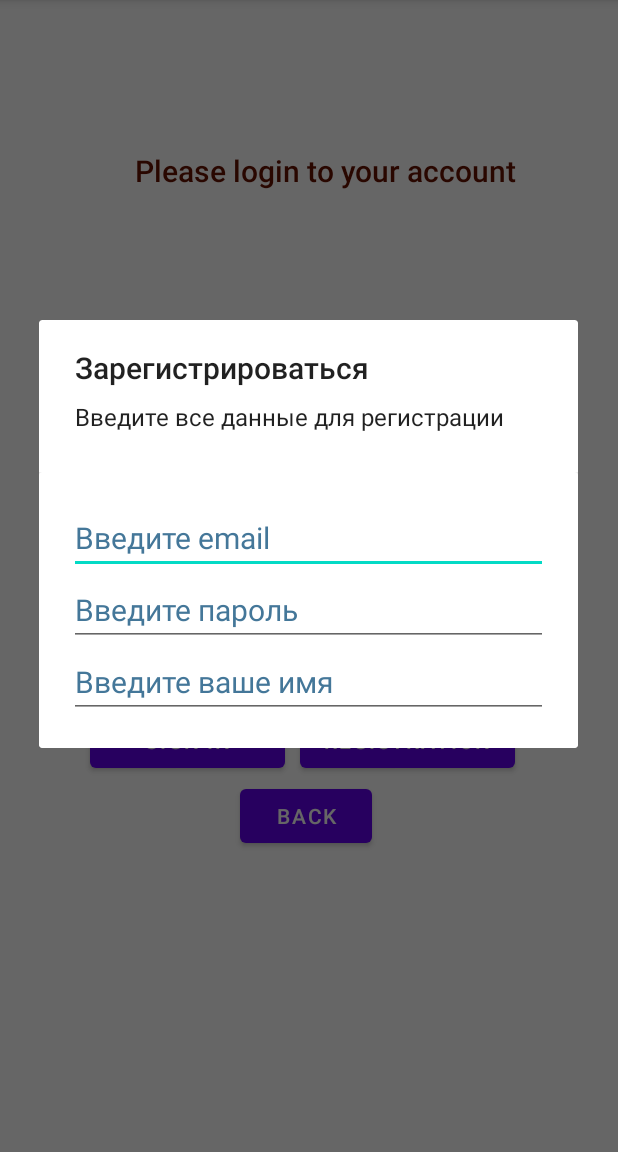
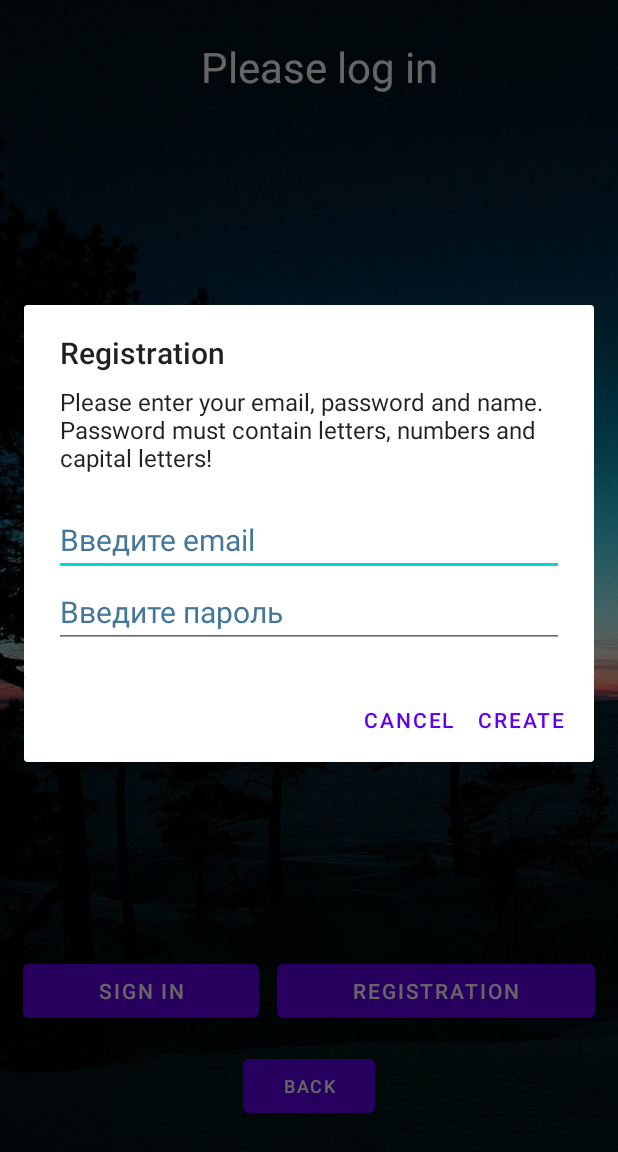
Before and after one commit to levifeyd/Project_App, an Android app: the AuthorizationFragment screen opened through its navigation route, after a tap on "REGISTRATION", on a phone screen of 412 x 824 dp, the part 84-1236 px from its top. Run offline under Robolectric (Android 15) with nearby library versions, the phone set to English and light mode, and no system bars; Roboto replaces fonts that are not available here.

Commit message:
add_validation

```diff
--- a/AppCinema/app/src/main/java/android/example/AppCinema/AuthorizationFragment.java
+++ b/AppCinema/app/src/main/java/android/example/AppCinema/AuthorizationFragment.java
@@ -9,49 +9,47 @@ import androidx.fragment.app.Fragment;
 import androidx.navigation.NavController;
 import androidx.navigation.fragment.NavHostFragment;
 
-import android.text.TextUtils;
 import android.text.method.PasswordTransformationMethod;
 import android.view.LayoutInflater;
 import android.view.View;
 import android.view.ViewGroup;
 import android.widget.Button;
 import android.widget.EditText;
-import android.widget.FrameLayout;
+import android.widget.RelativeLayout;
 import android.widget.Toast;
 
 import com.google.android.material.snackbar.Snackbar;
 
 import java.util.HashMap;
+import java.util.Map;
 
 public class AuthorizationFragment extends Fragment {
     NavController navController;
     EditText mail;
     EditText password;
     HashMap<String, String> dataBaseUsers;
-    FrameLayout root;
+    RelativeLayout root;
 
     @Override
     public View onCreateView(LayoutInflater inflater, ViewGroup container, Bundle savedInstanceState) {
         View rootView = inflater.inflate(R.layout.authorization_fragment, container, false);
         navController = NavHostFragment.findNavController(this);
         dataBaseUsers = new HashMap<>();
-
         containUserInfoDataBase();
 
-        root = rootView.findViewById(R.id.root);
+        root = rootView.findViewById(R.id.root_element);
         mail = rootView.findViewById(R.id.login);
-        password = rootView.findViewById(R.id.password);
+        password = rootView.findViewById(R.id.pass);
         password.setTransformationMethod(new PasswordTransformationMethod());
 
-        Button button_next = rootView.findViewById(R.id.sign_in);
+        Button button_next = rootView.findViewById(R.id.buttomSignIn);
         button_next.setOnClickListener(view -> authorization());
 
-        Button button_back = rootView.findViewById(R.id.button_back);
+        Button button_back = rootView.findViewById(R.id.text_button_back);
         button_back.setOnClickListener(view -> navController.popBackStack());
 
-        Button button_registr = rootView.findViewById(R.id.registration);
-        button_registr.setOnClickListener(view -> createUsers());
-
+        Button button_register = rootView.findViewById(R.id.buttomRegister);
+        button_register.setOnClickListener(view -> createUsers());
         return rootView;
     }
 
@@ -62,47 +60,38 @@ public class AuthorizationFragment extends Fragment {
     }
 
     private boolean containDigit(String src) {
-        char[] array = src.toCharArray();  // fix
         boolean result = false;
-        for (int i = 0; i < src.length(); i++) {
-            if (array[i] >= 48 && array[i] <= 57) result = true;
+        for (int i = 0 ; i < src.length(); i++) {
+            if (src.charAt(i) >= 48 && src.charAt(i) <= 57) result = true;
         }
-//        boolean result = false;
-//        for (int i = 0 ; i < src.length(); i++) {
-//            if (src.getIndex())
-//        }
         return result;
     }
 
     private boolean containUpRegister(String src) {
-        char[] array = src.toCharArray();  // getIndex() refactor
         boolean result = false;
         for (int i = 0; i < src.length(); i++) {
-            if (array[i] >= 65 && array[i] <= 90) result = true;
+            if (src.charAt(i) >= 65 && src.charAt(i) >= 90) result = true;
         }
         return result;
     }
 
-    private void showToast() {
+    private void showToastLoginOrPass() {
         Activity activityObj = this.getActivity();
-        @SuppressLint("ShowToast")
-        Toast toast = Toast.makeText(activityObj, "Incorrect password", Toast.LENGTH_SHORT);
+        @SuppressLint("showToastLoginOrPass")
+        Toast toast = Toast.makeText(activityObj, "Incorrect password or login", Toast.LENGTH_SHORT);
         toast.show();
     }
 
     private boolean checkContainInDataBaseUser(String pass) {
-        return pass.length() > 5 && containDigit(pass)
-                && containUpRegister(pass)
-                && (dataBaseUsers.containsKey(pass) && (dataBaseUsers.get(pass) != null));
+        return dataBaseUsers.containsKey(pass) && (dataBaseUsers.get(pass) != null);
     }
 
     private void authorization() {
-        String passString = password.getText().toString();
-        if (checkContainInDataBaseUser(passString)) {
+        if (checkContainInDataBaseUser(password.getText().toString())) {
             navController.navigate(R.id.fragment2);
             setNullOnFieldPassAndMail();
         } else {
-            showToast();
+            showToastLoginOrPass();
         }
     }
 
@@ -113,8 +102,8 @@ public class AuthorizationFragment extends Fragment {
 
     private void createUsers() {
         AlertDialog.Builder dialog = new AlertDialog.Builder(requireContext()); // context it this argument (getContext)=requireContext
-        dialog.setTitle("Зарегистрироваться");
-        dialog.setMessage("Введите все данные для регистрации");
+        dialog.setTitle("Registration");
+        dialog.setMessage("Please enter your email, password and name."+"\nPassword must contain letters, numbers and capital letters!");
 
         LayoutInflater inflater = LayoutInflater.from(getContext()); // создаем объект и работаем с этим же классом( this)
 
@@ -123,33 +112,42 @@ public class AuthorizationFragment extends Fragment {
 
         final EditText email_new = register_window.findViewById(R.id.emailField);
         final EditText pass_new = register_window.findViewById(R.id.passField);
-        final EditText name_new = register_window.findViewById(R.id.nameField);
+        pass_new.setTransformationMethod(new PasswordTransformationMethod());
+
+        dialog.setNegativeButton("Cancel", (dialogInterface, which) -> dialogInterface.dismiss());
+        dialog.setPositiveButton("Create", (dialogInterface, which) -> clickCreate(email_new, pass_new));
         dialog.show();
+    }
 
-        dialog.setNegativeButton("Cancel", (dialogInterface, which) -> {
-            dialogInterface.dismiss(); // dialog will close
-        });
+    private boolean checkEmail(String email_new) {
+        boolean result = false;
+        int flag = 0;
+        for (int i = 0; i < email_new.length(); i++) {
+            if (email_new.charAt(i) == 64 || email_new.charAt(i) == 46) flag++;
+        }
+        if (flag == 2) result = true;
+        return result;
+    }
 
-        dialog.setPositiveButton("Create", (dialogInterface, which) -> {
-            if (TextUtils.isEmpty(email_new.getText().toString())) {
-                Snackbar.make(root, "Please enter your email", Snackbar.LENGTH_SHORT).show();
-                return;
-            }
-            if (TextUtils.isEmpty(name_new.getText().toString())) {
-                Snackbar.make(root, "Please enter your name", Snackbar.LENGTH_SHORT).show();
-                return;
-            }
-            if (TextUtils.isEmpty(pass_new.getText().toString())) {
-                Snackbar.make(root, "Please enter your password", Snackbar.LENGTH_SHORT).show();
-                return;
-            }
-            if (!containDigit(pass_new.getText().toString()) || !containUpRegister(pass_new.getText().toString())) {
-                Snackbar.make(root, "Please enter your password, more than 5 symbol and contain  at least one number", Snackbar.LENGTH_SHORT).show();
-                return;
-            }
-            /// registration
-            dataBaseUsers.put(pass_new.getText().toString(), email_new.getText().toString());
-            Snackbar.make(root, "User create !", Snackbar.LENGTH_SHORT).show();
-        });
+    private boolean checkPassword(String pass_new) {
+        return containDigit(pass_new) && containUpRegister(pass_new) && (!pass_new.isEmpty());
     }
+
+    private void clickCreate(EditText email_new, EditText pass_new) {
+        if (!checkEmail(email_new.getText().toString())) {
+            Snackbar.make(root, "Please enter correct email", Snackbar.LENGTH_SHORT).show();
+            return;
+        }
+        if (!checkPassword(pass_new.getText().toString())) {
+            Snackbar.make(root, "Please enter correct password", Snackbar.LENGTH_SHORT).show();
+            return;
+        }
+        dataBaseUsers.put(pass_new.getText().toString(), email_new.getText().toString());         /// registration
+        Snackbar.make(root, "User create !", Snackbar.LENGTH_SHORT).show();
+    }
+//    private void printDataBase() {
+//        for (Map.Entry <String, String> item : dataBaseUsers.entrySet()) {
+//            System.out.println("key - " + item.getKey() + " ; value - " + item.getValue());
+//        }
+//    }
 }
--- a/AppCinema/app/src/main/res/layout/add_movie_fragment.xml
+++ b/AppCinema/app/src/main/res/layout/add_movie_fragment.xml
@@ -6,10 +6,12 @@
     android:paddingRight="100dp"
     android:paddingTop="10dp"
     tools:context=".AddMovieFragment"
+    android:background="@drawable/bg"
     >
     <Button
         android:id="@+id/b_back_button_f3"
         android:text="back"
+        android:layout_marginTop="50dp"
         android:layout_alignParentTop="true"
         android:layout_width="300dp"
         android:layout_height="wrap_content"
--- a/AppCinema/app/src/main/res/layout/authorization_fragment.xml
+++ b/AppCinema/app/src/main/res/layout/authorization_fragment.xml
@@ -1,62 +1,88 @@
 <?xml version="1.0" encoding="utf-8"?>
-<FrameLayout xmlns:android="http://schemas.android.com/apk/res/android"
+<RelativeLayout
+    xmlns:android="http://schemas.android.com/apk/res/android"
     xmlns:tools="http://schemas.android.com/tools"
     android:layout_width="match_parent"
+    android:background="@drawable/bg"
     android:layout_height="match_parent"
-    tools:context=".AuthorizationFragment"
-    android:id="@+id/root">
+    android:id="@+id/root_element"
+    tools:context=".AuthorizationFragment">
+
+    <TextView
+        android:layout_width="wrap_content"
+        android:layout_height="wrap_content"
+        android:layout_alignParentStart="true"
+        android:layout_alignParentEnd="true"
+        android:layout_centerHorizontal="true"
+        android:layout_marginStart="133dp"
+        android:layout_marginLeft="120dp"
+        android:layout_marginTop="25dp"
+        android:layout_marginEnd="119dp"
+        android:text="Please log in"
+        android:textAlignment="center"
+        android:textColor="@color/white"
+        android:textSize="28sp" />
+
+    <Button
+        android:id="@+id/text_button_back"
+        android:layout_width="wrap_content"
+        android:layout_height="wrap_content"
+        android:layout_alignParentBottom="true"
+        android:layout_centerHorizontal="true"
+        android:layout_marginBottom="20dp"
+        android:text="@string/back"
+        android:textSize="12sp" />
 
     <EditText
         android:id="@+id/login"
         android:layout_width="250dp"
-        android:layout_height="40dp"
-        android:layout_marginLeft="100dp"
-        android:layout_marginTop="350dp"
-        android:hint="@string/please_enter_your_login"
-        android:inputType="textEmailAddress">
+        android:layout_height="50dp"
+        android:layout_centerHorizontal="true"
+        android:layout_marginLeft="40dp"
+        android:layout_marginTop="370dp"
+        android:background="@color/white"
+        android:hint="Login@post.com" />
+
+    <EditText
+        android:id="@+id/pass"
+        android:layout_width="250dp"
+        android:layout_height="50dp"
+        android:layout_centerHorizontal="true"
+        android:layout_marginLeft="40dp"
+        android:layout_marginTop="420dp"
+        android:background="@color/white"
+        android:hint="Password">
+
     </EditText>
-    <EditText
-        android:id="@+id/password"
-        android:layout_width="250dp"
-        android:layout_height="40dp"
-        android:layout_marginLeft="100dp"
-        android:layout_marginTop="400dp"
-        android:hint="@string/please_enter_your_password"
-        android:inputType="textPassword">
-    </EditText>
-    <Button
-        android:id="@+id/sign_in"
-        android:layout_width="130dp"
+
+    <LinearLayout
+        android:layout_width="match_parent"
         android:layout_height="wrap_content"
-        android:text="Sign in"
-        android:layout_marginLeft="60dp"
-        android:layout_marginTop="470dp">
-    </Button>
-    <Button
-        android:id="@+id/registration"
-        android:layout_width="wrap_content"
-        android:layout_height="wrap_content"
-        android:text="@string/registration"
-        android:layout_marginLeft="200dp"
-        android:layout_marginTop="470dp">
-    </Button>
+        android:layout_above="@id/text_button_back"
+        android:layout_marginStart="15dp"
+        android:layout_marginTop="15dp"
+        android:layout_marginEnd="15dp"
+        android:layout_marginBottom="15dp"
+        android:orientation="horizontal"
+        android:weightSum="2">
 
-    <Button
-        android:id="@+id/button_back"
-        android:layout_width="wrap_content"
-        android:layout_height="wrap_content"
-        android:text="Back"
-        android:layout_marginTop="520dp"
-        android:layout_marginLeft="160dp"/>
+        <Button
+            android:id="@+id/buttomSignIn"
+            android:layout_width="wrap_content"
+            android:layout_height="wrap_content"
+            android:layout_marginRight="6dp"
+            android:layout_weight="1"
+            android:text="Sign in"
+            android:textColor="@color/white" />
 
-    <TextView
-        android:layout_width="wrap_content"
-        android:layout_height="wrap_content"
-        android:layout_marginLeft="90dp"
-        android:layout_marginTop="100dp"
-        android:fontFamily="sans-serif-medium"
-        android:text="@string/please_login_to_your_account"
-        android:textColor="#610"
-        android:textSize="20sp" />
+        <Button
+            android:id="@+id/buttomRegister"
+            android:layout_width="wrap_content"
+            android:layout_height="wrap_content"
+            android:layout_marginLeft="6dp"
+            android:layout_weight="1"
+            android:text="Registration"
+            android:textColor="@color/white" />
+    </LinearLayout>
 
-</FrameLayout>
+</RelativeLayout>
--- a/AppCinema/app/src/main/res/layout/custom_layout.xml
+++ b/AppCinema/app/src/main/res/layout/custom_layout.xml
@@ -3,6 +3,7 @@
     xmlns:android="http://schemas.android.com/apk/res/android"
     android:layout_width="wrap_content"
     android:layout_height="wrap_content"
+    android:background="@color/white"
     >
 
     <EditText
--- a/AppCinema/app/src/main/res/layout/registration_layout.xml
+++ b/AppCinema/app/src/main/res/layout/registration_layout.xml
@@ -39,19 +39,6 @@
             android:autofillHints=""
             tools:ignore="LabelFor">
         </EditText>
-
-        <EditText
-            android:layout_width="match_parent"
-            android:layout_height="wrap_content"
-            android:id="@+id/nameField"
-            android:text=""
-            android:textColor="#450"
-            android:hint="@string/name"
-            android:textColorHint="#479"
-            android:textSize="20sp"
-            android:autofillHints=""
-            tools:ignore="LabelFor">
-        </EditText>
     </LinearLayout>
 
 </androidx.cardview.widget.CardView>
```
Also changed, not shown: AppCinema/app/src/main/res/layout/create_room_fragment.xml (+5 -4 lines), AppCinema/app/src/main/res/layout/get_movie_fragment.xml (+8 -13 lines), AppCinema/app/src/main/res/layout/select_film_serial.xml (+7 -6 lines).
